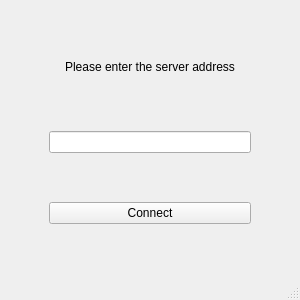
Before: the Qt Designer form clipboard/mainwindow.ui in l9y/clipboard, drawn with Qt 5.
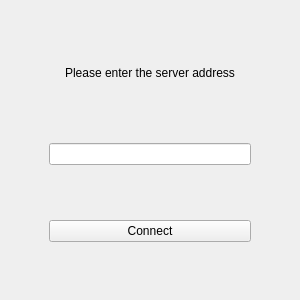
After: the same form once the commit is applied.

Diff of the .ui file:
```diff
--- a/clipboard/mainwindow.ui
+++ b/clipboard/mainwindow.ui
@@ -63,7 +63,6 @@
     </rect>
    </property>
   </widget>
-  <widget class="QStatusBar" name="statusbar"/>
  </widget>
  <resources/>
  <connections/>
```
